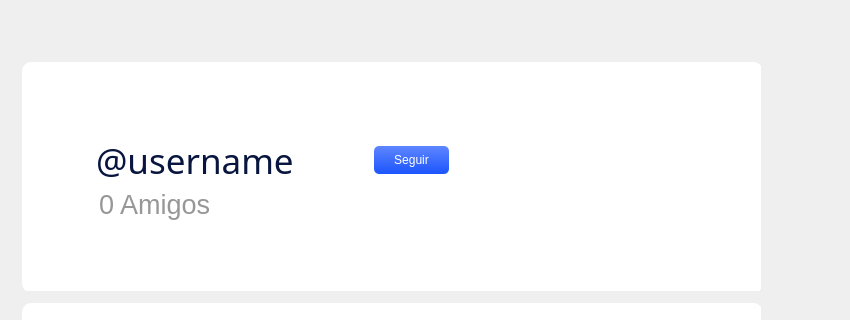
Before: the Qt Designer form boxpile.ui in ErtonDev/TR-ES_JG, drawn with Qt 5; both pictures show x 230 to 1080 and y 0 to 320 of the 1080 by 720 pixel window.
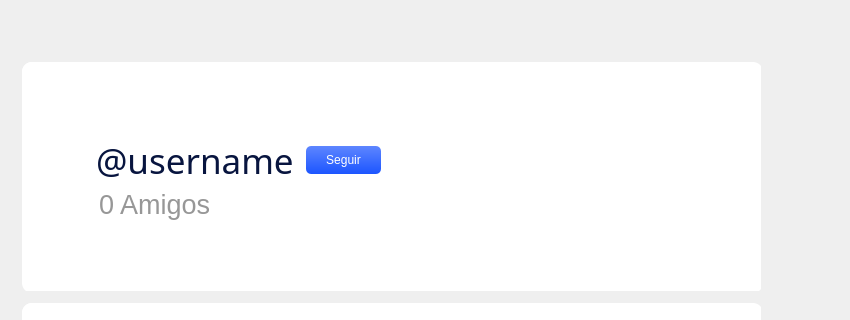
After: the same form once the commit is applied. Icons and pictures are not drawn.

Diff of the .ui file:
```diff
--- a/boxpile.ui
+++ b/boxpile.ui
@@ -2264,7 +2264,7 @@
                    </spacer>
                   </item>
                   <item>
-                   <layout class="QHBoxLayout" name="accountMainVHLayout" stretch="1,0,1">
+                   <layout class="QHBoxLayout" name="accountMainVHLayout" stretch="0,0,1">
                     <item>
                      <widget class="QLabel" name="accountMainNameLabel">
                       <property name="font">
```
